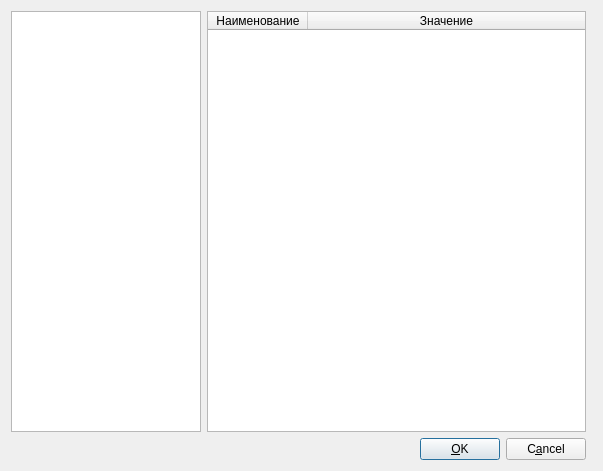
This is MinerConsole-Worker/src/SettingsDlg.ui in Neomer/MinerConsole as Qt 5 draws it before an edit. The edited form follows.
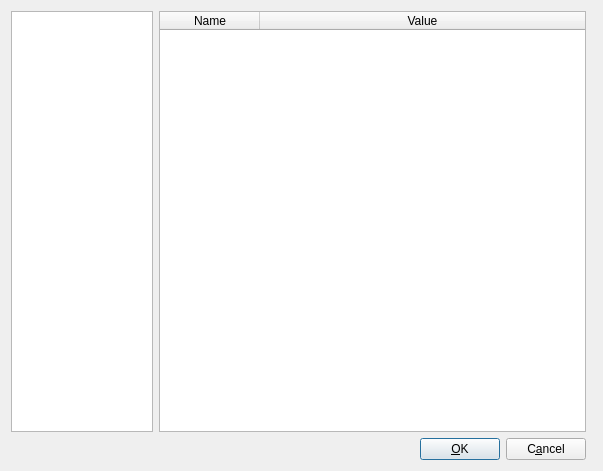
This is the edited form.

```diff
--- a/MinerConsole-Worker/src/SettingsDlg.ui
+++ b/MinerConsole-Worker/src/SettingsDlg.ui
@@ -20,7 +20,7 @@
       <number>6</number>
      </property>
      <item>
-      <layout class="QHBoxLayout" name="horizontalLayout_2" stretch="1,2">
+      <layout class="QHBoxLayout" name="horizontalLayout_2" stretch="1,3">
        <item>
         <widget class="QListWidget" name="listWidget"/>
        </item>
@@ -37,12 +37,12 @@
          </attribute>
          <column>
           <property name="text">
-           <string>Наименование</string>
+           <string>Name</string>
           </property>
          </column>
          <column>
           <property name="text">
-           <string>Значение</string>
+           <string>Value</string>
           </property>
          </column>
         </widget>
```
Left out of the diff: 6 changed lines with no effect on the pictures.
